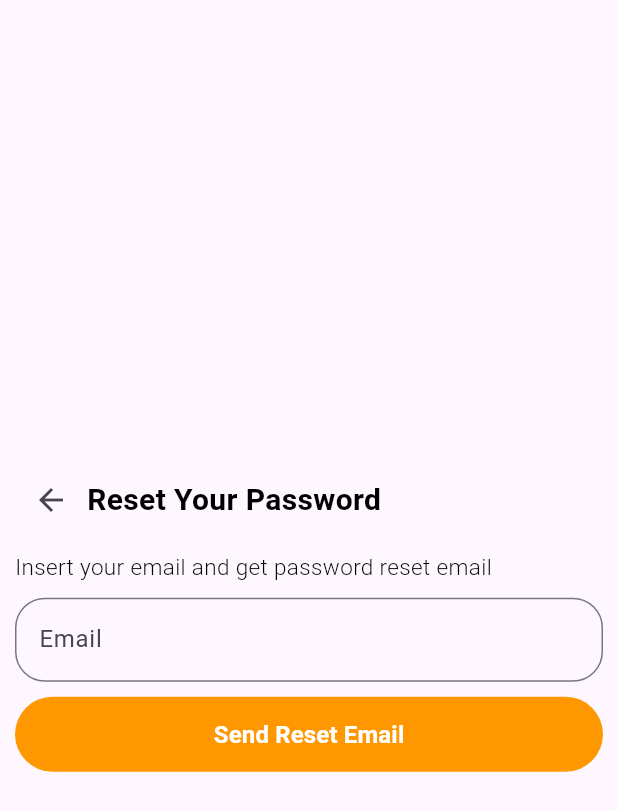
After one commit to migarakavishan/littletherapist, a Flutter app: the ForgotPassword screen opened directly, on a phone screen of 412 x 824 dp. The commit adds this screen. Shown: the top 811 px of the screen. Run offline on Flutter 3.47's test engine with Material 3 defaults, Android fonts, the light colour scheme and no system bars; our stand-ins replace carousel_slider, flutter_animate.

Commit message:
forgot password ui page add

```diff
--- /dev/null
+++ b/lib/screens/auth_screen/forgot_password/forgot_password.dart
@@ -0,0 +1,77 @@
+import 'package:flutter/material.dart';
+
+class ForgotPassword extends StatefulWidget {
+  const ForgotPassword({super.key});
+
+  @override
+  State<ForgotPassword> createState() => _ForgotPasswordState();
+}
+
+class _ForgotPasswordState extends State<ForgotPassword> {
+  @override
+  Widget build(BuildContext context) {
+    final size = MediaQuery.sizeOf(context);
+    return Scaffold(
+      body: SafeArea(
+          child: Center(
+        child: Padding(
+          padding: const EdgeInsets.all(10.0),
+          child: Column(
+            mainAxisAlignment: MainAxisAlignment.center,
+            crossAxisAlignment: CrossAxisAlignment.start,
+            children: [
+              const Row(
+                children: [
+                  BackButton(),
+                  Text(
+                    "Reset Your Password",
+                    style: TextStyle(
+                        color: Colors.black,
+                        fontSize: 20,
+                        fontWeight: FontWeight.bold),
+                  ),
+                ],
+              ),
+              const SizedBox(
+                height: 10,
+              ),
+              const Text(
+                "Insert your email and get password reset email",
+                style: TextStyle(
+                    color: Colors.black,
+                    fontSize: 15,
+                    fontWeight: FontWeight.w300),
+              ),
+              const SizedBox(
+                height: 10,
+              ),
+              TextField(
+                decoration: InputDecoration(
+                    hintText: "Email",
+                    border: OutlineInputBorder(
+                        borderRadius: BorderRadius.circular(20))),
+              ),
+              const SizedBox(
+                height: 10,
+              ),
+              FilledButton(
+                  style: ButtonStyle(
+                      backgroundColor:
+                          const WidgetStatePropertyAll(Colors.orange),
+                      minimumSize:
+                          WidgetStatePropertyAll(Size(size.width * 1, 50))),
+                  onPressed: () {},
+                  child: const Text(
+                    "Send Reset Email",
+                    style: TextStyle(
+                        color: Colors.white,
+                        fontWeight: FontWeight.bold,
+                        fontSize: 16),
+                  ))
+            ],
+          ),
+        ),
+      )),
+    );
+  }
+}
--- a/lib/screens/auth_screen/login_screen/login_screen.dart
+++ b/lib/screens/auth_screen/login_screen/login_screen.dart
@@ -1,6 +1,7 @@
 import 'package:flutter/gestures.dart';
 import 'package:flutter/material.dart';
 import 'package:flutter_animate/flutter_animate.dart';
+import 'package:littletherapist/screens/auth_screen/forgot_password/forgot_password.dart';
 import 'package:littletherapist/screens/auth_screen/register_screen/register_screen.dart';
 import 'package:littletherapist/screens/home_page/home_page.dart';
 import 'package:littletherapist/utils/navigation/custom_navigation.dart';
@@ -62,7 +63,11 @@ class _LoginScreenState extends State<LoginScreen> {
                   children: [
                     RichText(
                             text: TextSpan(
-                      recognizer: TapGestureRecognizer()..onTap = () {},
+                      recognizer: TapGestureRecognizer()
+                        ..onTap = () {
+                          CustomNavigation.nextPage(
+                              context, const ForgotPassword());
+                        },
                       text: "Forgot Password?",
                       style: const TextStyle(color: Colors.blue, fontSize: 15),
                     ))
```
